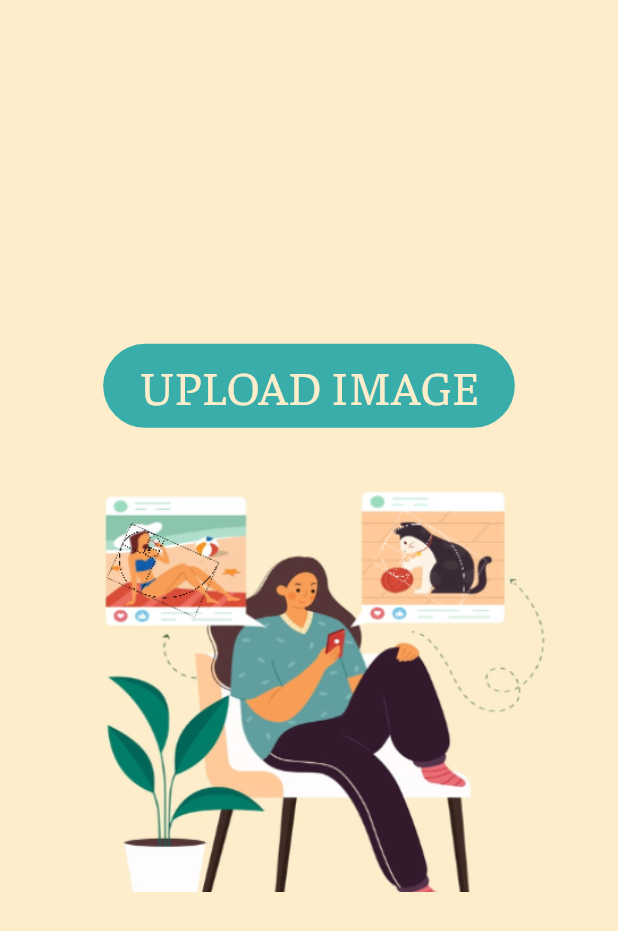
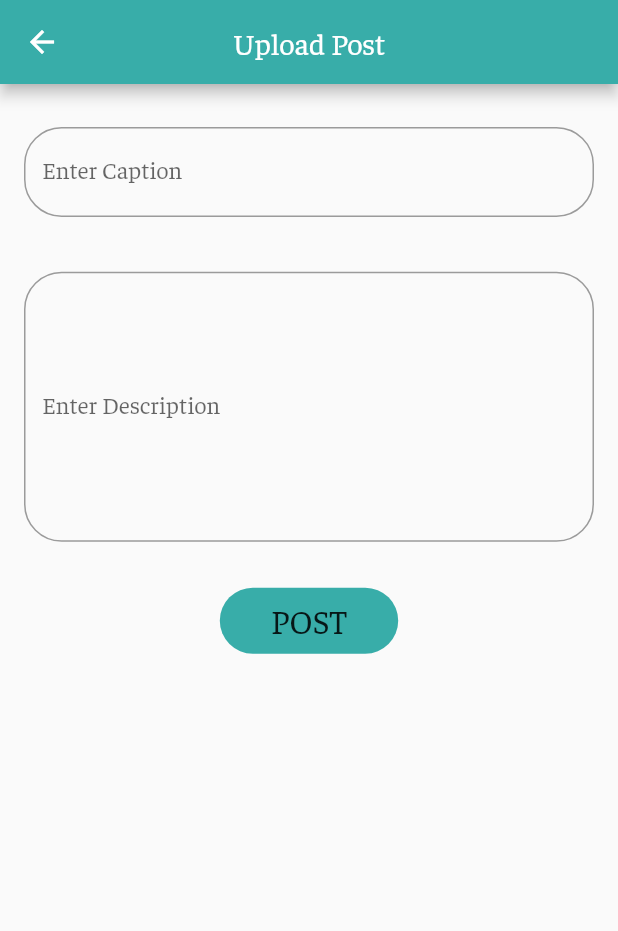
Before and after one commit to Prash2002/aurea, a Flutter app: the AddPost screen opened directly, after a tap on "UPLOAD IMAGE", on a phone screen of 412 x 824 dp. Shown: the top 931 px of the screen. Run offline on Flutter 3.47's test engine with Material 2 defaults, Android fonts, the phone set to English and light mode, and no system bars; our stand-ins replace carousel_slider, cloud_firestore, firebase_auth, flutter_svg, google_sign_in, simple_animations; accounts and stored records are empty.

Commit message:
Form to post

```diff
--- a/lib/screens/addPost.dart
+++ b/lib/screens/addPost.dart
@@ -1,6 +1,10 @@
+import 'package:aurea/models/user_model.dart';
+import 'package:aurea/screens/uploadPost.dart';
 import 'package:flutter/material.dart';
 
 class AddPost extends StatefulWidget {
+  final User currentUser;
+  AddPost({this.currentUser});
   @override
   _AddPostState createState() => _AddPostState();
 }
@@ -20,7 +24,7 @@ class _AddPostState extends State<AddPost> {
           children: <Widget>[
             FlatButton(
               onPressed: (){
-                //  Navigator.push(context, MaterialPageRoute(builder: (context)=>Category()));
+                 Navigator.push(context, MaterialPageRoute(builder: (context)=>UploadPost(currentUser: widget.currentUser)));
               },
               color: Color.fromRGBO(56, 173, 169,1),
               child: Padding(
--- a/lib/screens/home.dart
+++ b/lib/screens/home.dart
@@ -61,7 +61,7 @@ class _HomeState extends State<Home> {
          children: <Widget>[
            InfoPage(),
            ExamplePage(),
-           AddPost(),
+           AddPost(currentUser: widget.currentUser),
            Interactive(),
            Forum()
          ],
--- /dev/null
+++ b/lib/screens/uploadPost.dart
@@ -0,0 +1,124 @@
+import 'dart:async';
+import 'package:aurea/models/user_model.dart';
+import 'package:aurea/screens/home.dart';
+import 'package:flutter/material.dart';
+
+class UploadPost extends StatefulWidget {
+  final User currentUser;
+  UploadPost({this.currentUser});
+  @override
+  _UploadPostState createState() => _UploadPostState();
+}
+
+class _UploadPostState extends State<UploadPost> {
+  final _key = GlobalKey<FormState>();
+  final skey = GlobalKey<ScaffoldState>();
+  String caption = '';
+  String description = '';
+
+  @override
+  Widget build(BuildContext context) {
+    // var orientation = MediaQuery.of(context).orientation;
+    // var width= MediaQuery.of(context).size.width;
+    var height= MediaQuery.of(context).size.height;
+    return Scaffold(
+      key: skey,
+      appBar: AppBar(
+        title: Text('Upload Post'),
+        centerTitle: true,
+      ),
+        body: Form(
+        key: _key,
+        child: Column(
+          children: <Widget>[
+            SizedBox(
+              height: height*0.025,
+            ),
+            Padding(
+              padding: const EdgeInsets.symmetric(horizontal:16.0, vertical: 8.0),
+              child: TextFormField(
+                // autovalidate: true,
+                decoration: InputDecoration(
+                  labelText: "Enter Caption",
+                      fillColor: Colors.white,
+                      border: new OutlineInputBorder(
+                        borderRadius: new BorderRadius.circular(25.0),
+                        borderSide: new BorderSide(
+                      ),
+                    ),
+                ),
+                 onChanged: (cap){
+                  setState((){
+                    caption = cap;
+                    print(caption);
+                  });
+                },
+                validator: (val){
+                  if(val.isEmpty){
+                    return 'Enter a Caption';
+                  }
+                  else return null;
+                },
+              ),
+            ),
+            SizedBox(
+              height: height*0.025,
+            ),
+            Padding(
+              padding: const EdgeInsets.symmetric(horizontal:16.0, vertical: 8.0),
+              child: TextFormField(
+                decoration: InputDecoration(
+                  labelText: "Enter Description",
+                      fillColor: Colors.white,
+                      border: new OutlineInputBorder(
+                        borderRadius: new BorderRadius.circular(25.0),
+                        borderSide: new BorderSide(
+                      ),
+                    ),
+                ),
+                onChanged: (cap){
+                  setState((){
+                    description = cap;
+                    print(description);
+                  });
+                },
+                maxLines: 7 ,
+              ),
+            ),
+            SizedBox(
+              height: height*0.025,
+            ),
+            FlatButton(
+              onPressed: (){
+                if(_key.currentState.validate()){
+                  _key.currentState.save();
+                  SnackBar snackbar = SnackBar(content: Text('Post Uploaded :)'),);
+                  skey.currentState.showSnackBar(snackbar);
+                  Timer(Duration(seconds: 5),(){
+                    print('posted');
+                    Navigator.push(context, MaterialPageRoute(builder: (context)=>Home(currentUser: widget.currentUser)));
+                  });
+                }
+
+              },
+              color: Color.fromRGBO(56, 173, 169,1),
+              child: Padding(
+                padding: const EdgeInsets.symmetric(horizontal:18.0, vertical: 8.0),
+                child: Text(
+                  'Post'.toUpperCase(),
+                  style: TextStyle(
+                    // color:Color.fromRGBO(253,237,203,1),
+                    fontSize: 22.0
+                  ),
+                ),
+              ),
+              shape:RoundedRectangleBorder(
+            borderRadius: BorderRadius.circular(50)),
+            ),
+
+          ],
+        ),
+      ),
+    );
+  }
+}
```
